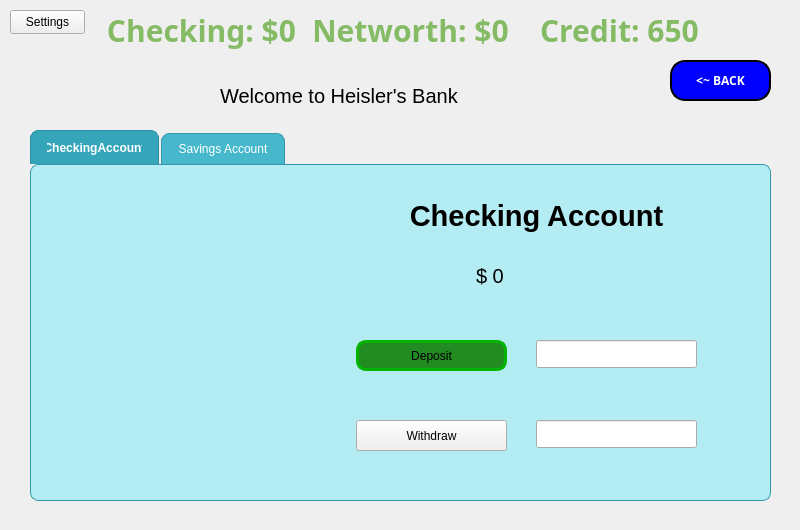
Before: the Qt Designer form mainwindow.ui in NandhiniRam2005/CS3505-Group-Assignment9-LifeInvestor, drawn with Qt 5.
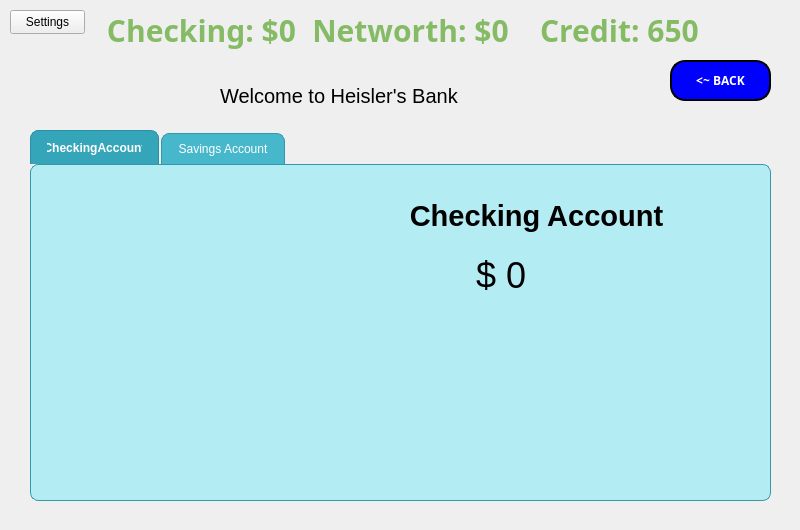
After: the same form once the commit is applied. Icons and pictures are not drawn.

Commit message: lifebroke and bank thingy done

```diff
--- a/mainwindow.ui
+++ b/mainwindow.ui
@@ -3590,61 +3590,16 @@
         </property>
         <property name="font">
          <font>
-          <pointsize>15</pointsize>
+          <pointsize>27</pointsize>
          </font>
         </property>
-        <property name="text">
-         <string>$ 0</string>
-        </property>
-       </widget>
-       <widget class="QPushButton" name="checkingDepositButton">
-        <property name="geometry">
-         <rect>
-          <x>320</x>
-          <y>170</y>
-          <width>151</width>
-          <height>31</height>
-         </rect>
-        </property>
         <property name="styleSheet">
-         <string notr="true">QPushButton {background-color: rgb(34,139,34); border: 3px solid rgb(0,180,0); border-radius: 10px;}
-        QPushButton:pressed {background-color: rgb(0,255,0); border: 2px solid rgb(0,255,0);}</string>
+         <string notr="true">QLabel {
+    color: black;
+}</string>
         </property>
         <property name="text">
-         <string>Deposit</string>
-        </property>
-       </widget>
-       <widget class="QPushButton" name="checkingWithdrawButton">
-        <property name="geometry">
-         <rect>
-          <x>320</x>
-          <y>250</y>
-          <width>151</width>
-          <height>31</height>
-         </rect>
-        </property>
-        <property name="text">
-         <string>Withdraw</string>
-        </property>
-       </widget>
-       <widget class="QLineEdit" name="checkingDepositInput">
-        <property name="geometry">
-         <rect>
-          <x>500</x>
-          <y>170</y>
-          <width>161</width>
-          <height>28</height>
-         </rect>
-        </property>
-       </widget>
-       <widget class="QLineEdit" name="checkingWithdrawInput">
-        <property name="geometry">
-         <rect>
-          <x>500</x>
-          <y>250</y>
-          <width>161</width>
-          <height>28</height>
-         </rect>
+         <string>$ 0</string>
         </property>
        </widget>
        <widget class="QLabel" name="label_30">
```
Left out of the diff: 9 changed lines with no effect on the pictures. The commit also changes 1 other file.
